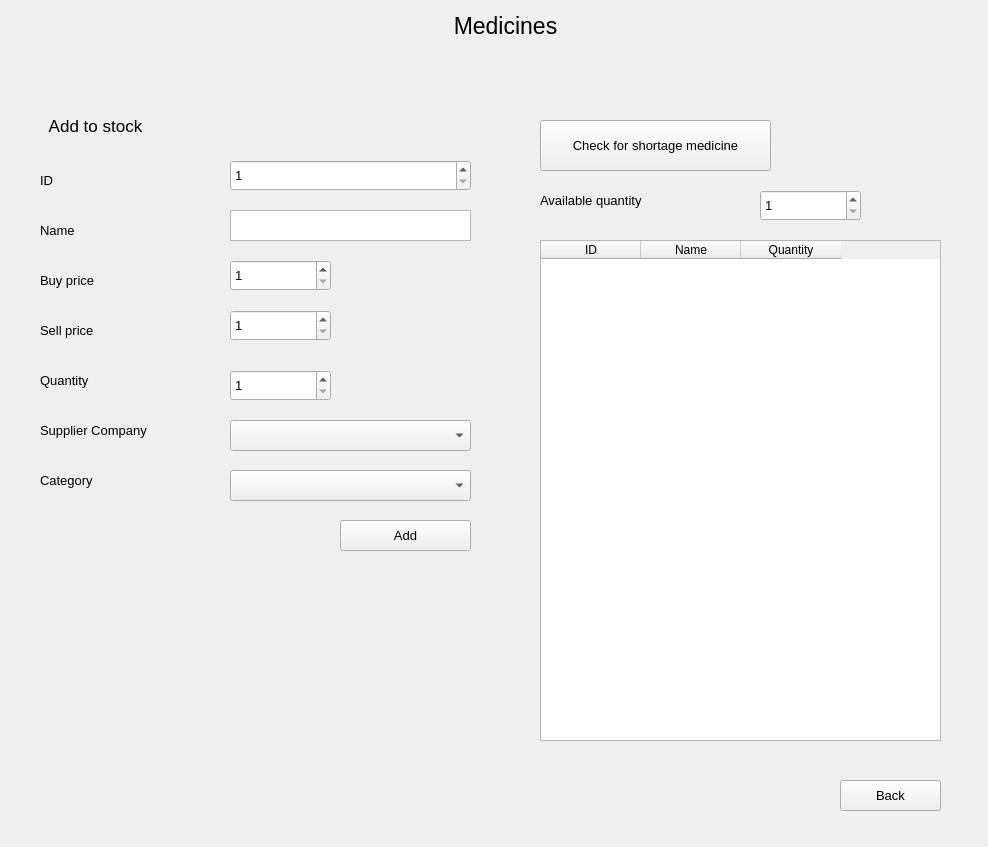
This is medicine_window/medicine_window.ui in osamamuhammad3623/pharmacy_management_system as Qt 5 draws it before an edit. The edited form follows.
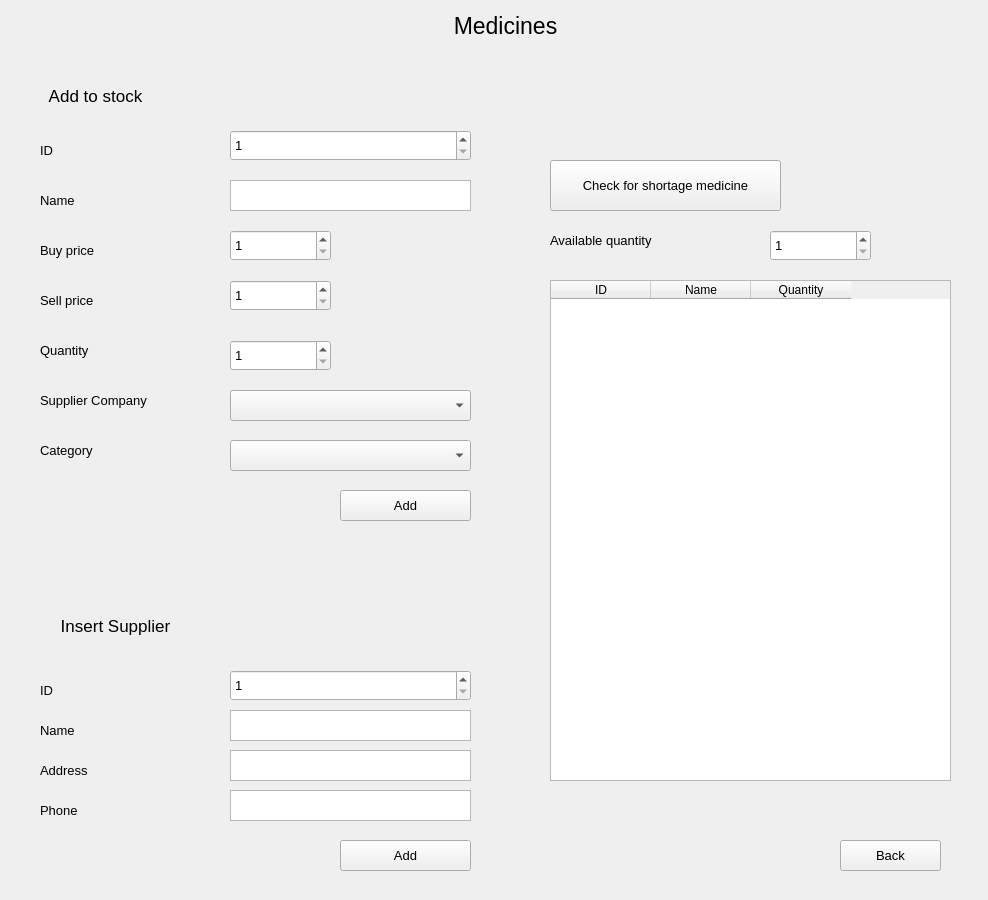
This is the edited form.

The edit to the form file:
```diff
--- a/medicine_window/medicine_window.ui
+++ b/medicine_window/medicine_window.ui
@@ -7,7 +7,7 @@
     <x>0</x>
     <y>0</y>
     <width>988</width>
-    <height>847</height>
+    <height>900</height>
    </rect>
   </property>
   <property name="windowTitle">
@@ -17,7 +17,7 @@
    <property name="geometry">
     <rect>
      <x>40</x>
-     <y>410</y>
+     <y>380</y>
      <width>201</width>
      <height>41</height>
     </rect>
@@ -34,8 +34,8 @@
   <widget class="QLabel" name="label_10">
    <property name="geometry">
     <rect>
-     <x>540</x>
-     <y>180</y>
+     <x>550</x>
+     <y>220</y>
      <width>191</width>
      <height>41</height>
     </rect>
@@ -53,7 +53,7 @@
    <property name="geometry">
     <rect>
      <x>230</x>
-     <y>260</y>
+     <y>230</y>
      <width>101</width>
      <height>31</height>
     </rect>
@@ -74,7 +74,7 @@
    <property name="geometry">
     <rect>
      <x>40</x>
-     <y>160</y>
+     <y>130</y>
      <width>101</width>
      <height>41</height>
     </rect>
@@ -92,7 +92,7 @@
    <property name="geometry">
     <rect>
      <x>230</x>
-     <y>310</y>
+     <y>280</y>
      <width>101</width>
      <height>31</height>
     </rect>
@@ -113,7 +113,7 @@
    <property name="geometry">
     <rect>
      <x>40</x>
-     <y>260</y>
+     <y>230</y>
      <width>101</width>
      <height>41</height>
     </rect>
@@ -131,7 +131,7 @@
    <property name="geometry">
     <rect>
      <x>40</x>
-     <y>360</y>
+     <y>330</y>
      <width>101</width>
      <height>41</height>
     </rect>
@@ -149,7 +149,7 @@
    <property name="geometry">
     <rect>
      <x>340</x>
-     <y>520</y>
+     <y>490</y>
      <width>131</width>
      <height>31</height>
     </rect>
@@ -167,7 +167,7 @@
    <property name="geometry">
     <rect>
      <x>230</x>
-     <y>370</y>
+     <y>340</y>
      <width>101</width>
      <height>31</height>
     </rect>
@@ -188,7 +188,7 @@
    <property name="geometry">
     <rect>
      <x>40</x>
-     <y>310</y>
+     <y>280</y>
      <width>101</width>
      <height>41</height>
     </rect>
@@ -206,7 +206,7 @@
    <property name="geometry">
     <rect>
      <x>40</x>
-     <y>460</y>
+     <y>430</y>
      <width>201</width>
      <height>41</height>
     </rect>
@@ -224,7 +224,7 @@
    <property name="geometry">
     <rect>
      <x>230</x>
-     <y>210</y>
+     <y>180</y>
      <width>241</width>
      <height>31</height>
     </rect>
@@ -238,8 +238,8 @@
   <widget class="QSpinBox" name="max_quantity">
    <property name="geometry">
     <rect>
-     <x>760</x>
-     <y>190</y>
+     <x>770</x>
+     <y>230</y>
      <width>101</width>
      <height>31</height>
     </rect>
@@ -260,7 +260,7 @@
    <property name="geometry">
     <rect>
      <x>40</x>
-     <y>210</y>
+     <y>180</y>
      <width>101</width>
      <height>41</height>
     </rect>
@@ -278,7 +278,7 @@
    <property name="geometry">
     <rect>
      <x>20</x>
-     <y>100</y>
+     <y>70</y>
      <width>151</width>
      <height>51</height>
     </rect>
@@ -298,8 +298,8 @@
   <widget class="QPushButton" name="check_shortage">
    <property name="geometry">
     <rect>
-     <x>540</x>
-     <y>120</y>
+     <x>550</x>
+     <y>160</y>
      <width>231</width>
      <height>51</height>
     </rect>
@@ -317,7 +317,7 @@
    <property name="geometry">
     <rect>
      <x>230</x>
-     <y>470</y>
+     <y>440</y>
      <width>241</width>
      <height>31</height>
     </rect>
@@ -331,8 +331,8 @@
   <widget class="QTableWidget" name="shortage_table">
    <property name="geometry">
     <rect>
-     <x>540</x>
-     <y>240</y>
+     <x>550</x>
+     <y>280</y>
      <width>401</width>
      <height>501</height>
     </rect>
@@ -378,7 +378,7 @@
    <property name="geometry">
     <rect>
      <x>840</x>
-     <y>780</y>
+     <y>840</y>
      <width>101</width>
      <height>31</height>
     </rect>
@@ -396,7 +396,7 @@
    <property name="geometry">
     <rect>
      <x>230</x>
-     <y>420</y>
+     <y>390</y>
      <width>241</width>
      <height>31</height>
     </rect>
@@ -411,7 +411,7 @@
    <property name="geometry">
     <rect>
      <x>230</x>
-     <y>160</y>
+     <y>130</y>
      <width>241</width>
      <height>31</height>
     </rect>
@@ -434,7 +434,7 @@
      <x>40</x>
      <y>530</y>
      <width>431</width>
-     <height>131</height>
+     <height>81</height>
     </rect>
    </property>
    <property name="font">
@@ -446,6 +446,183 @@
     <string/>
    </property>
   </widget>
+  <widget class="QLabel" name="label_11">
+   <property name="geometry">
+    <rect>
+     <x>20</x>
+     <y>600</y>
+     <width>191</width>
+     <height>51</height>
+    </rect>
+   </property>
+   <property name="font">
+    <font>
+     <pointsize>13</pointsize>
+    </font>
+   </property>
+   <property name="text">
+    <string>Insert Supplier</string>
+   </property>
+   <property name="alignment">
+    <set>Qt::AlignCenter</set>
+   </property>
+  </widget>
+  <widget class="QLabel" name="label_12">
+   <property name="geometry">
+    <rect>
+     <x>40</x>
+     <y>670</y>
+     <width>101</width>
+     <height>41</height>
+    </rect>
+   </property>
+   <property name="font">
+    <font>
+     <pointsize>10</pointsize>
+    </font>
+   </property>
+   <property name="text">
+    <string>ID</string>
+   </property>
+  </widget>
+  <widget class="QTextEdit" name="sup_name">
+   <property name="geometry">
+    <rect>
+     <x>230</x>
+     <y>710</y>
+     <width>241</width>
+     <height>31</height>
+    </rect>
+   </property>
+   <property name="font">
+    <font>
+     <pointsize>10</pointsize>
+    </font>
+   </property>
+  </widget>
+  <widget class="QLabel" name="label_13">
+   <property name="geometry">
+    <rect>
+     <x>40</x>
+     <y>710</y>
+     <width>101</width>
+     <height>41</height>
+    </rect>
+   </property>
+   <property name="font">
+    <font>
+     <pointsize>10</pointsize>
+    </font>
+   </property>
+   <property name="text">
+    <string>Name</string>
+   </property>
+  </widget>
+  <widget class="QTextEdit" name="sup_address">
+   <property name="geometry">
+    <rect>
+     <x>230</x>
+     <y>750</y>
+     <width>241</width>
+     <height>31</height>
+    </rect>
+   </property>
+   <property name="font">
+    <font>
+     <pointsize>10</pointsize>
+    </font>
+   </property>
+  </widget>
+  <widget class="QLabel" name="label_14">
+   <property name="geometry">
+    <rect>
+     <x>40</x>
+     <y>750</y>
+     <width>101</width>
+     <height>41</height>
+    </rect>
+   </property>
+   <property name="font">
+    <font>
+     <pointsize>10</pointsize>
+    </font>
+   </property>
+   <property name="text">
+    <string>Address</string>
+   </property>
+  </widget>
+  <widget class="QTextEdit" name="sup_phone">
+   <property name="geometry">
+    <rect>
+     <x>230</x>
+     <y>790</y>
+     <width>241</width>
+     <height>31</height>
+    </rect>
+   </property>
+   <property name="font">
+    <font>
+     <pointsize>10</pointsize>
+    </font>
+   </property>
+  </widget>
+  <widget class="QLabel" name="label_15">
+   <property name="geometry">
+    <rect>
+     <x>40</x>
+     <y>790</y>
+     <width>101</width>
+     <height>41</height>
+    </rect>
+   </property>
+   <property name="font">
+    <font>
+     <pointsize>10</pointsize>
+    </font>
+   </property>
+   <property name="text">
+    <string>Phone</string>
+   </property>
+  </widget>
+  <widget class="QSpinBox" name="sup_id">
+   <property name="geometry">
+    <rect>
+     <x>230</x>
+     <y>670</y>
+     <width>241</width>
+     <height>31</height>
+    </rect>
+   </property>
+   <property name="font">
+    <font>
+     <pointsize>10</pointsize>
+    </font>
+   </property>
+   <property name="minimum">
+    <number>1</number>
+   </property>
+   <property name="maximum">
+    <number>200</number>
+   </property>
+  </widget>
+  <widget class="QPushButton" name="add_sup">
+   <property name="geometry">
+    <rect>
+     <x>340</x>
+     <y>840</y>
+     <width>131</width>
+     <height>31</height>
+    </rect>
+   </property>
+   <property name="font">
+    <font>
+     <pointsize>10</pointsize>
+    </font>
+   </property>
+   <property name="text">
+    <string>Add</string>
+   </property>
+  </widget>
  </widget>
  <resources/>
  <connections/>
```
